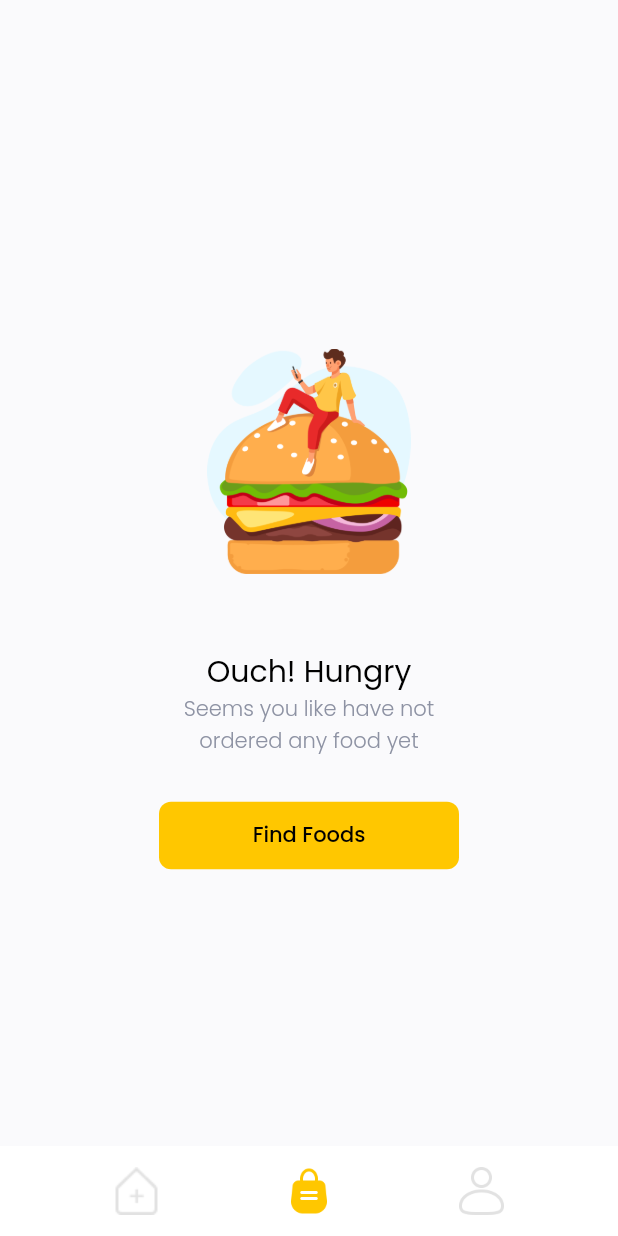
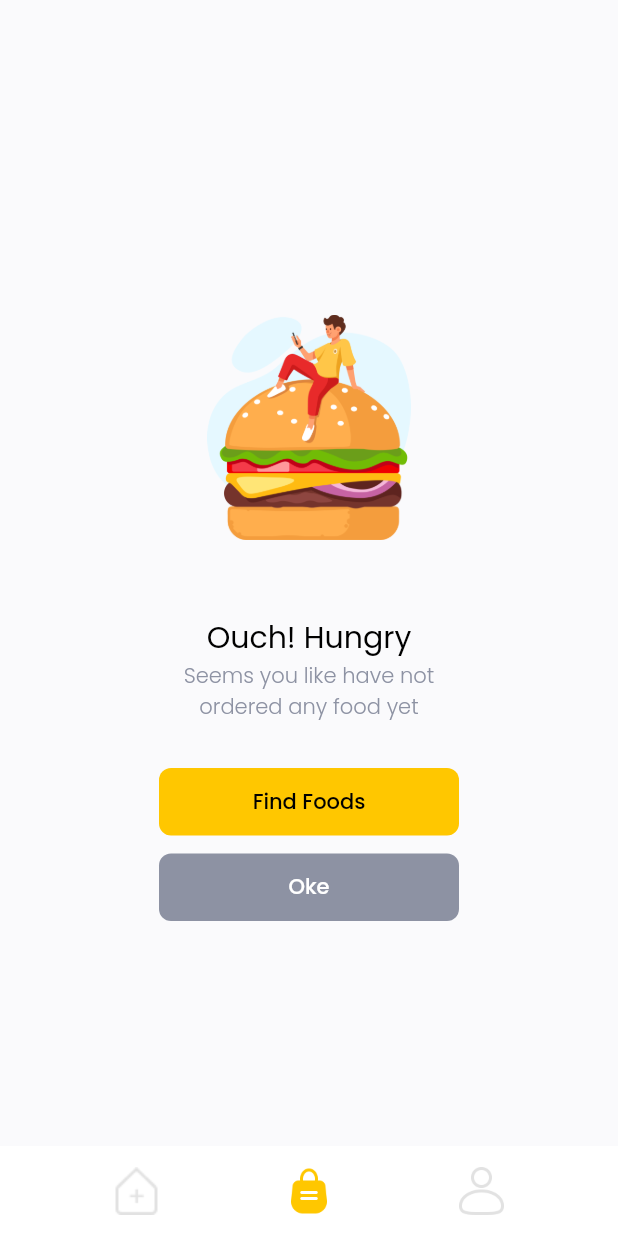
Before and after one commit to randytia29/food_market, a Flutter app: the MainPage screen opened directly, swiped to page 2, on a phone screen of 412 x 824 dp. Run offline on Flutter 3.47's test engine with Material 2 defaults, Android fonts, the phone set to English and light mode, and no system bars; our stand-ins replace equatable, flutter_spinkit, get, google_fonts, material_design_icons_flutter, supercharged; network calls fail.

```diff
--- a/lib/main.dart
+++ b/lib/main.dart
@@ -11,7 +11,7 @@ class MyApp extends StatelessWidget {
   Widget build(BuildContext context) {
     return GetMaterialApp(
       debugShowCheckedModeBanner: false,
-      home: MainPage(),
+      home: SuccessSignUpPage(),
     );
   }
 }
--- a/lib/ui/pages/illustration_page.dart
+++ b/lib/ui/pages/illustration_page.dart
@@ -68,9 +68,9 @@ class IllustrationPage extends StatelessWidget {
                     shape: RoundedRectangleBorder(
                         borderRadius: BorderRadius.circular(8)),
                     child: Text(
-                      buttonTitle1,
-                      style:
-                          blackFontStyle3.copyWith(fontWeight: FontWeight.w500),
+                      buttonTitle2 ?? 'title',
+                      style: blackFontStyle3.copyWith(
+                          fontWeight: FontWeight.w500, color: Colors.white),
                     ),
                   ),
                 )
--- a/lib/ui/pages/main_page.dart
+++ b/lib/ui/pages/main_page.dart
@@ -33,11 +33,14 @@ class _MainPageState extends State<MainPage> {
                 Center(child: FoodPage()),
                 Center(
                   child: IllustrationPage(
-                      title: 'Ouch! Hungry',
-                      subtitle: 'Seems you like have not\nordered any food yet',
-                      picturePath: 'assets/love_burger.png',
-                      buttonTitle1: 'Find Foods',
-                      buttonTap1: () {}),
+                    title: 'Ouch! Hungry',
+                    subtitle: 'Seems you like have not\nordered any food yet',
+                    picturePath: 'assets/love_burger.png',
+                    buttonTitle1: 'Find Foods',
+                    buttonTap1: () {},
+                    buttonTap2: () {},
+                    buttonTitle2: 'Oke',
+                  ),
                 ),
                 Center(
                   child: Text('Profile'),
--- a/lib/ui/pages/pages.dart
+++ b/lib/ui/pages/pages.dart
@@ -19,3 +19,5 @@ part 'food_page.dart';
 part 'food_details_page.dart';
 part 'payment_page.dart';
 part 'illustration_page.dart';
+part 'success_order_page.dart';
+part 'success_sign_up_page.dart';
```
Also changed, not shown: lib/ui/pages/success_order_page.dart (added, +19 -0 lines), lib/ui/pages/success_sign_up_page.dart (added, +15 -0 lines).
